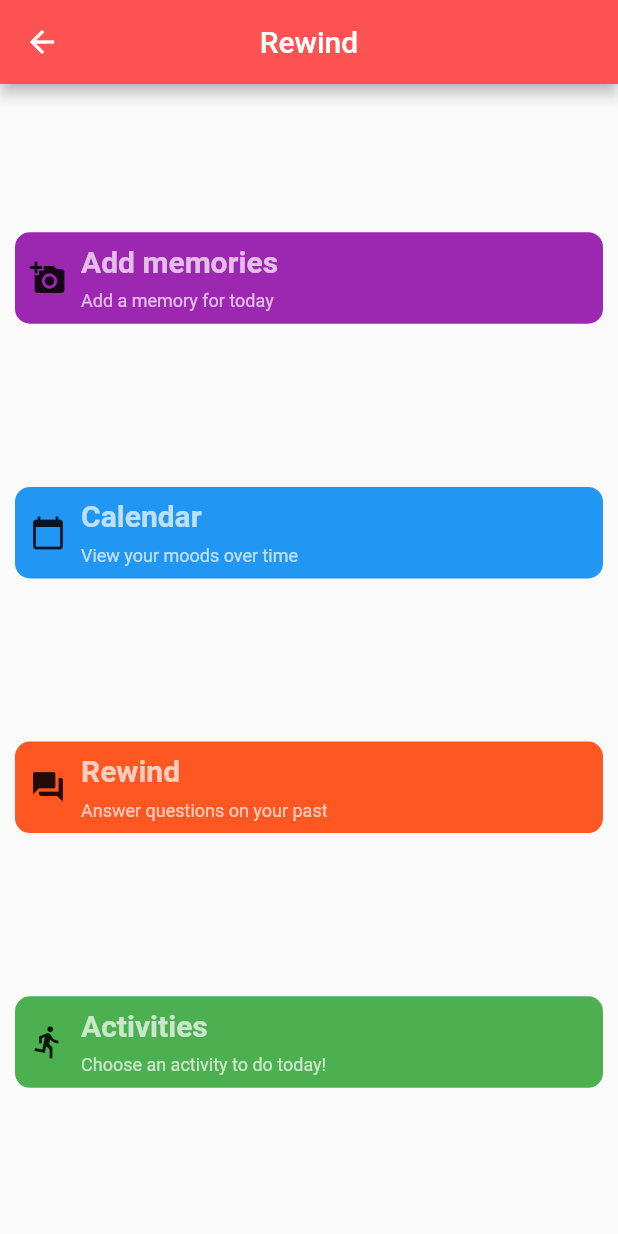
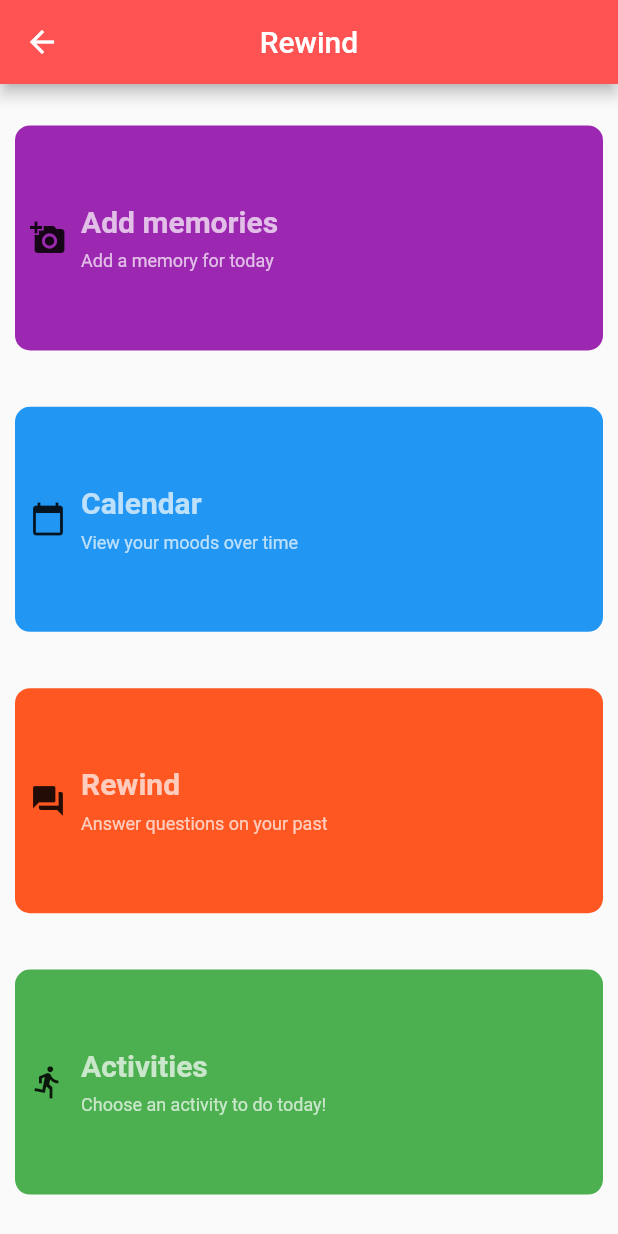
Before and after one commit to shu8/UCL-Dementia-Hack-2020, a Flutter app: the screen it shows after launch, after a tap on "Start", on a phone screen of 412 x 824 dp. Run offline on Flutter 3.47's test engine with Material 2 defaults, Android fonts, the phone set to English and light mode, and no system bars.

Commit message:
disable rotation

```diff
--- a/lib/components/panel.dart
+++ b/lib/components/panel.dart
@@ -21,7 +21,7 @@ class Panel extends StatelessWidget {
     return new GestureDetector(
         onTap: () => this.clickHandler(),
         child: new Container(
-          // height: 150.0,
+          height: 150.0,
           margin: new EdgeInsets.all(10.0),
           decoration: new BoxDecoration(
             borderRadius: new BorderRadius.all(new Radius.circular(10.0)),
--- a/lib/main.dart
+++ b/lib/main.dart
@@ -2,11 +2,16 @@ import 'package:flutter/material.dart';
 import 'package:dementia_hack/common.dart';
 import 'package:dementia_hack/home.dart';
 import 'package:dementia_hack/activity.dart';
+import 'package:flutter/services.dart';
 
 // TODO persistently store this
 const ONBOARDING_COMPLETE = false;
 
-void main() => runApp(MyApp());
+void main() {
+  SystemChrome.setPreferredOrientations(
+      [DeviceOrientation.portraitUp, DeviceOrientation.portraitDown]);
+  runApp(new MyApp());
+}
 
 class MyApp extends StatelessWidget {
   // Root of application
```
